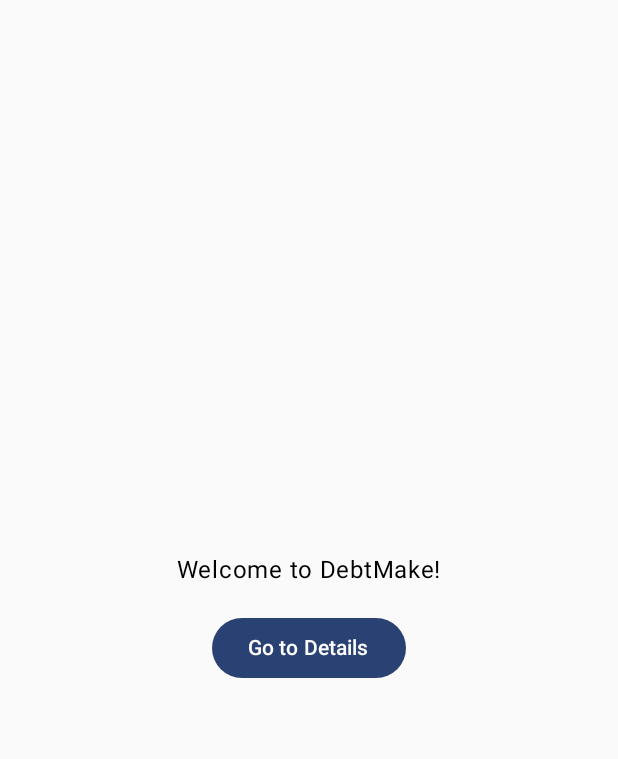
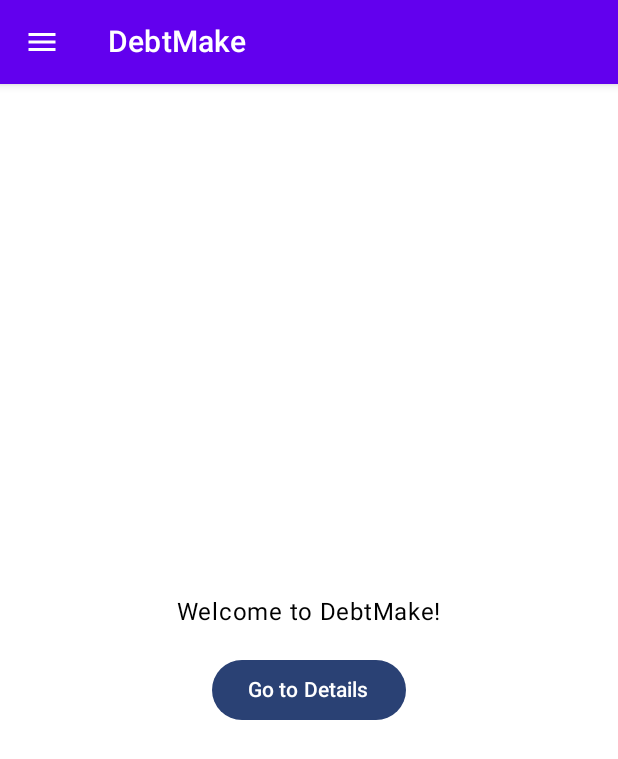
Before and after one commit to williamvyong/702, an Android app built with Jetpack Compose: the screen it shows after launch (MainActivity), on a phone screen of 412 x 824 dp. Shown: the top 759 px of the screen. Run offline under Robolectric (Android 15) with nearby library versions, the phone set to English and light mode, and no system bars; our stand-ins replace Dagger/Hilt's generated code.

Commit message:
feat: add Scaffold with Drawer, AppNavHost and Hilt setup

```diff
--- a/app/build.gradle.kts
+++ b/app/build.gradle.kts
@@ -50,6 +50,7 @@ dependencies {
     // 核心和 Activity
     implementation("androidx.compose.ui:ui")
     implementation("androidx.compose.material3:material3")
+    implementation("androidx.compose.material:material")
     implementation("androidx.compose.ui:ui-tooling-preview")
     implementation("androidx.activity:activity-compose:1.8.0")
     implementation("androidx.core:core-ktx:1.10.1")
@@ -68,4 +69,8 @@ dependencies {
     // Hilt
     implementation("com.google.dagger:hilt-android:2.47")
     kapt("com.google.dagger:hilt-android-compiler:2.47")
+    // Navigation for Compose
+    implementation("androidx.navigation:navigation-compose:2.7.1")
+    // Coroutines (for rememberCoroutineScope)
+    implementation("org.jetbrains.kotlinx:kotlinx-coroutines-android:1.7.3")
 }
--- a/app/src/main/java/com/williamv/debtmake/ui/MainActivity.kt
+++ b/app/src/main/java/com/williamv/debtmake/ui/MainActivity.kt
@@ -3,23 +3,70 @@ package com.williamv.debtmake.ui
 import android.os.Bundle
 import androidx.activity.ComponentActivity
 import androidx.activity.compose.setContent
-import com.williamv.debtmake.data.GreetingService
-import com.williamv.debtmake.navigation.AppNavHost
+import androidx.compose.foundation.layout.padding
+import androidx.compose.material.Icon
+import androidx.compose.material.IconButton
+import androidx.compose.material.Scaffold
+import androidx.compose.material.Text
+import androidx.compose.material.TopAppBar
+import androidx.compose.material.icons.Icons
+import androidx.compose.material.icons.filled.Menu
+import androidx.compose.material.rememberScaffoldState
+import androidx.compose.runtime.rememberCoroutineScope
+import androidx.compose.ui.Modifier
+import androidx.navigation.compose.rememberNavController
+import com.williamv.debtmake.data.GreetingService            // 示范 Hilt 注入用
+import com.williamv.debtmake.navigation.AppNavHost         // 刚刚修好的导航 Host
+import com.williamv.debtmake.ui.navigation.DrawerContent   // 你的侧边栏内容
 import com.williamv.debtmake.ui.theme.DebtMakeTheme
 import dagger.hilt.android.AndroidEntryPoint
+import kotlinx.coroutines.launch
 import javax.inject.Inject
 
 @AndroidEntryPoint
 class MainActivity : ComponentActivity() {
 
-    @Inject lateinit var greetingService: GreetingService
+    @Inject lateinit var greetingService: GreetingService  // Hilt 注入示例
 
     override fun onCreate(savedInstanceState: Bundle?) {
         super.onCreate(savedInstanceState)
+
         setContent {
             DebtMakeTheme {
-                // 这里启动你的 NavGraph
-                AppNavHost()
+                // 1. Scaffold 状态 & Drawer 控制
+                val scaffoldState = rememberScaffoldState()
+                val scope = rememberCoroutineScope()
+
+                // 2. NavController：后面所有导航都用它
+                val navController = rememberNavController()
+
+                Scaffold(
+                    scaffoldState = scaffoldState,
+                    topBar = {
+                        TopAppBar(
+                            title = { Text("DebtMake") },
+                            navigationIcon = {
+                                IconButton(onClick = {
+                                    scope.launch { scaffoldState.drawerState.open() }
+                                }) {
+                                    Icon(Icons.Default.Menu, contentDescription = "Menu")
+                                }
+                            }
+                        )
+                    },
+                    drawerContent = {
+                        DrawerContent(
+                            navController = navController,
+                            closeDrawer = { scope.launch { scaffoldState.drawerState.close() } }
+                        )
+                    }
+                ) { innerPadding ->
+                    // 3. 把整个导航图放这里
+                    AppNavHost(
+                        navController = navController,
+                        modifier = Modifier.padding(innerPadding)
+                    )
+                }
             }
         }
     }
--- a/app/src/main/java/com/williamv/debtmake/ui/navigation/DrawerContent.kt
+++ b/app/src/main/java/com/williamv/debtmake/ui/navigation/DrawerContent.kt
@@ -1,4 +1,50 @@
 package com.williamv.debtmake.ui.navigation
 
-class DrawerContent {
+import androidx.compose.foundation.clickable
+import androidx.compose.foundation.layout.Column
+import androidx.compose.foundation.layout.fillMaxSize
+import androidx.compose.foundation.layout.fillMaxWidth
+import androidx.compose.foundation.layout.padding
+import androidx.compose.material.MaterialTheme
+import androidx.compose.material.Text
+import androidx.compose.runtime.Composable
+import androidx.compose.ui.Modifier
+import androidx.compose.ui.unit.dp
+import androidx.navigation.NavController
+
+data class DrawerItem(val label: String, val route: String)
+
+private val drawerItems = listOf(
+    DrawerItem("Master Book", "masterBook"),
+    DrawerItem("Books", "books"),
+    DrawerItem("Add Book", "addBook"),
+    DrawerItem("Profile", "profile"),
+    DrawerItem("Sync Status", "syncStatus"),
+    DrawerItem("Settings", "settings"),
+    DrawerItem("About & Help", "aboutHelp"),
+    DrawerItem("Logout", "logout")
+)
+
+@Composable
+fun DrawerContent(navController: NavController, closeDrawer: () -> Unit) {
+    Column(modifier = Modifier.fillMaxSize().padding(16.dp)) {
+        drawerItems.forEach { item ->
+            Text(
+                text = item.label,
+                style = MaterialTheme.typography.h6,
+                modifier = Modifier
+                    .fillMaxWidth()
+                    .clickable {
+                        closeDrawer()
+                        navController.navigate(item.route) {
+                            // 避免重复入栈
+                            popUpTo("home") { saveState = true }
+                            launchSingleTop = true
+                            restoreState = true
+                        }
+                    }
+                    .padding(vertical = 12.dp)
+            )
+        }
+    }
 }
```
